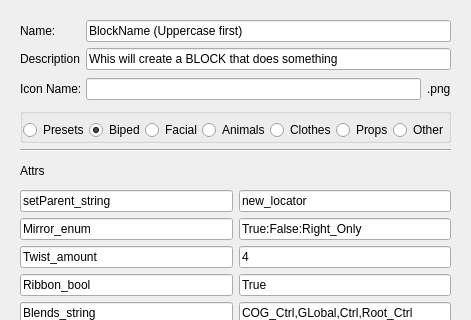
First picture: the form in UI/blockBuilder.ui, repository RenderDeMartes/Mutant_Tools, before the edit; both pictures show x 0 to 471 and y 0 to 320 of the 471 by 540 pixel window.
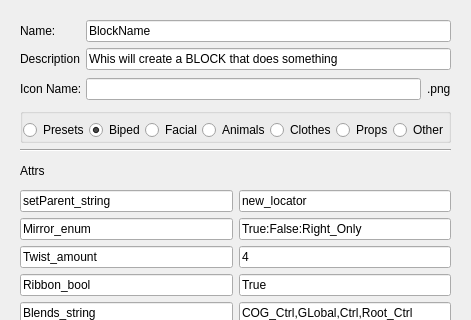
Second picture: the form after the edit. Icons and pictures are not drawn.

Commit message: update block builder

The edit to the form file:
```diff
--- a/UI/blockBuilder.ui
+++ b/UI/blockBuilder.ui
@@ -712,7 +712,7 @@
         <item>
          <widget class="QLineEdit" name="name_line">
           <property name="text">
-           <string>BlockName (Uppercase first)</string>
+           <string>BlockName</string>
           </property>
          </widget>
         </item>
```
The commit also changes 6 other files.
